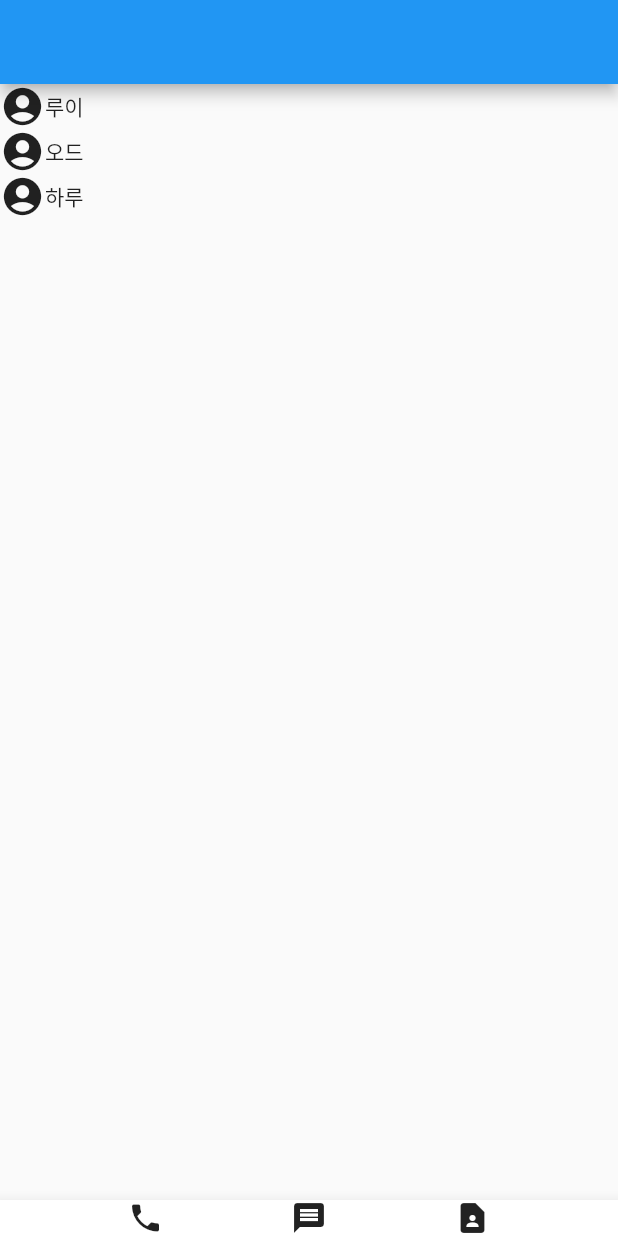
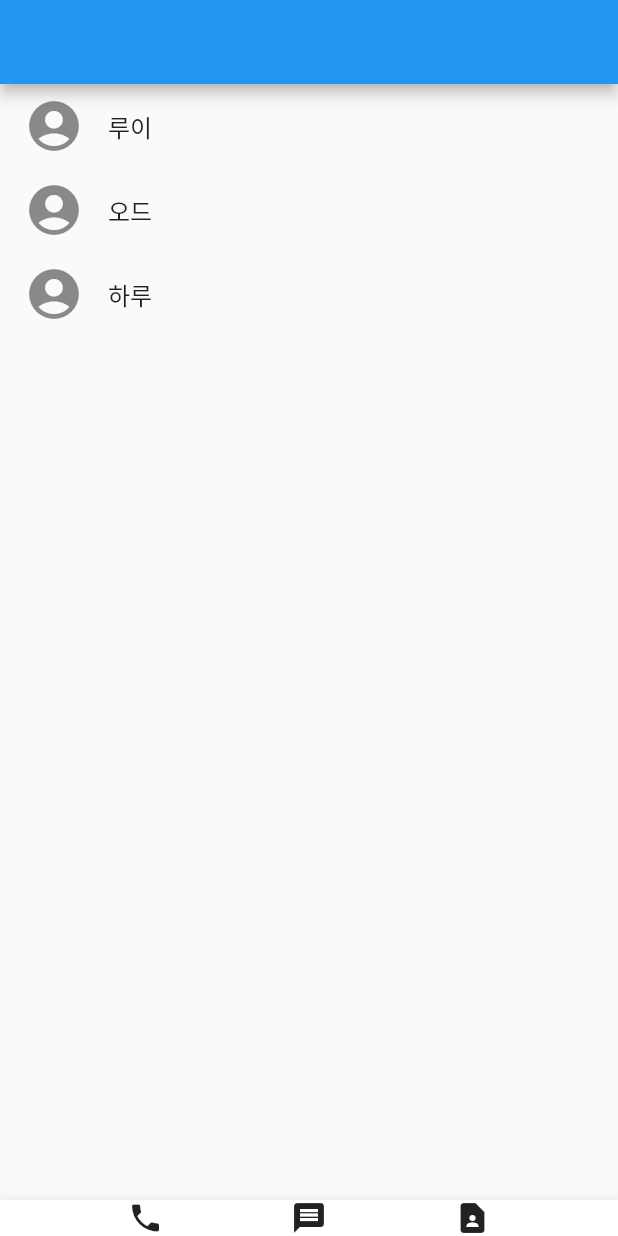
Before and after one commit to glenn-a810/flutter, a Flutter app: the screen it shows after launch, on a phone screen of 412 x 824 dp. Run offline on Flutter 3.47's test engine with Material 2 defaults, Android fonts, the phone set to English and light mode, and no system bars.

Commit message:
커스텀위젯 + ListView에서 좀 더 쉬운 문제풀이

```diff
--- a/lib/main.dart
+++ b/lib/main.dart
@@ -13,26 +13,40 @@ class MyApp extends StatelessWidget {
       home: Scaffold(
         appBar: AppBar(),
         body: ListView(
-          children: [
-            Row(
-              children: [
-                Icon(Icons.account_circle,size: 30,),
-                Text('루이'),
-              ],
+          children: const [
+            ListTile(
+              leading: Icon(Icons.account_circle, size: 40,),
+              title: Text('루이'),
             ),
-            Row(
-              children: [
-                Icon(Icons.account_circle,size: 30,),
-                Text('오드'),
-              ],
+            ListTile(
+              leading: Icon(Icons.account_circle, size: 40,),
+              title: Text('오드'),
             ),
-            Row(
-              children: [
-                Icon(Icons.account_circle,size: 30,),
-                Text('하루'),
-              ],
+            ListTile(
+              leading: Icon(Icons.account_circle, size: 40,),
+              title: Text('하루'),
             ),
           ],
+          // children: [
+          //   Row(
+          //     children: const [
+          //       Icon(Icons.account_circle,size: 30,),
+          //       Text('루이'),
+          //     ],
+          //   ),
+          //   Row(
+          //     children: const [
+          //       Icon(Icons.account_circle,size: 30,),
+          //       Text('오드'),
+          //     ],
+          //   ),
+          //   Row(
+          //     children: const [
+          //       Icon(Icons.account_circle,size: 30,),
+          //       Text('하루'),
+          //     ],
+          //   ),
+          // ],
         ),
         bottomNavigationBar: const BottomNav(),
       ),
```
